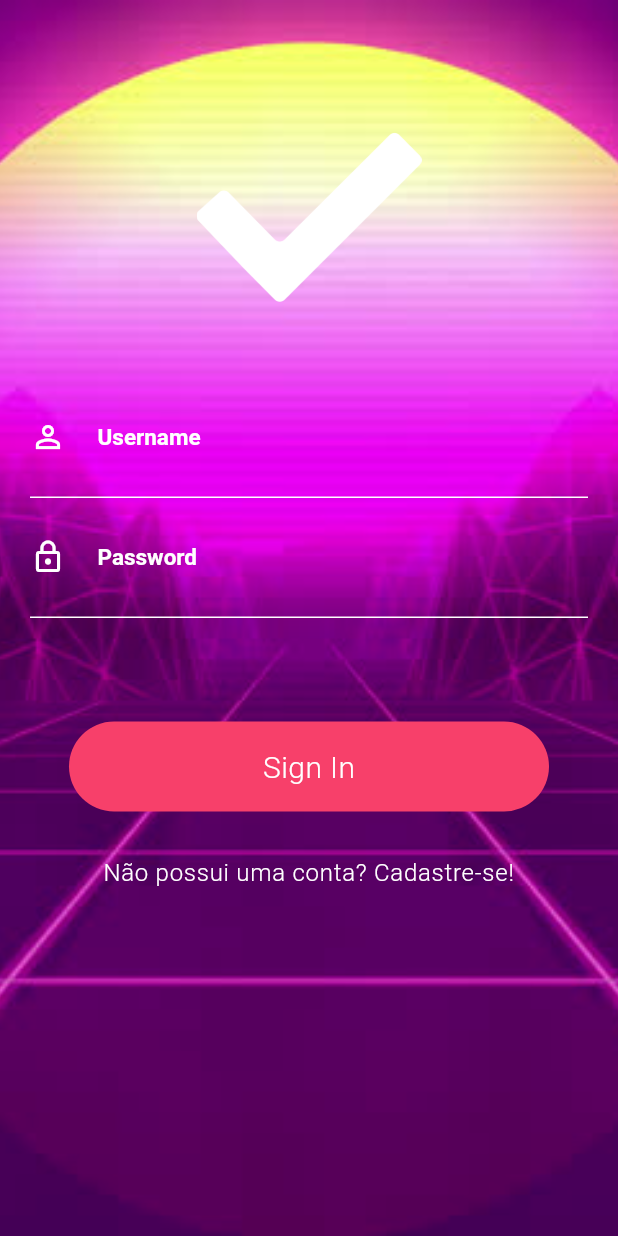
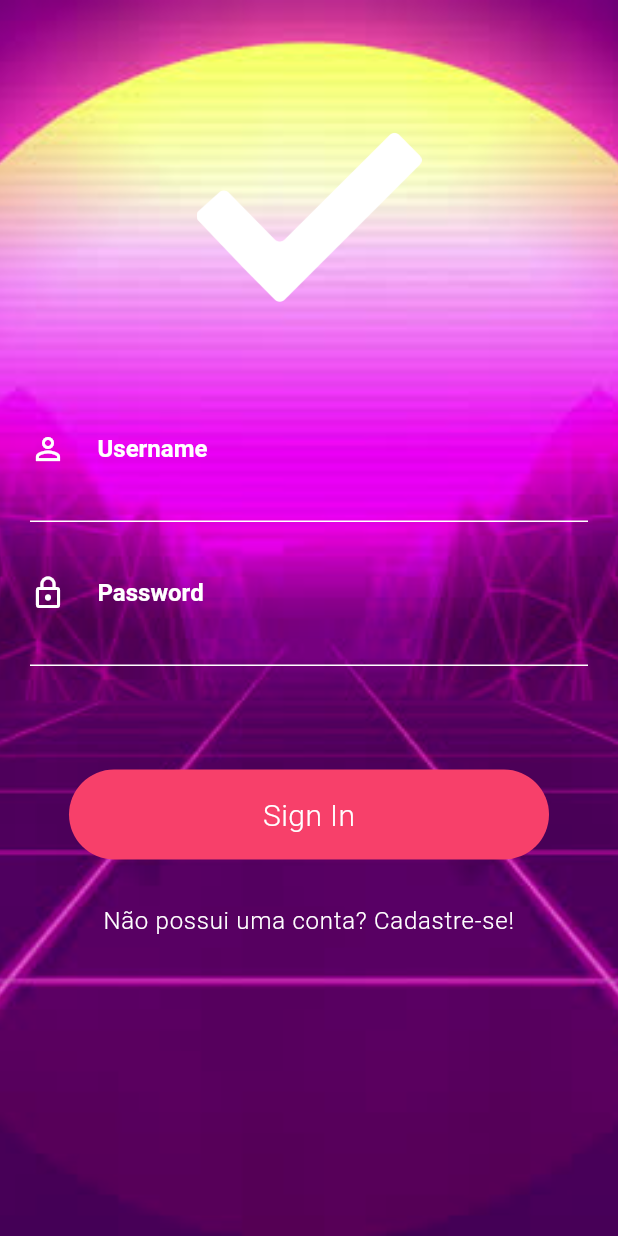
Before and after one commit to GabrielCR99/animation, a Flutter app: the screen it shows after launch, on a phone screen of 412 x 824 dp. Run offline on Flutter 3.47's test engine with Material 2 defaults, Android fonts, the phone set to English and light mode, and no system bars.

```diff
--- a/lib/widgets/input_field.dart
+++ b/lib/widgets/input_field.dart
@@ -24,7 +24,8 @@ class InputField extends StatelessWidget {
             color: Colors.white,
           ),
           border: InputBorder.none,
-          hintText: hint,
+          labelText: hint,
+          labelStyle: TextStyle(color: Colors.white),
           hintStyle: TextStyle(
             color: Colors.white,
             fontSize: 15.0,
```
Also changed, not shown: demo/demo.gif (added).
